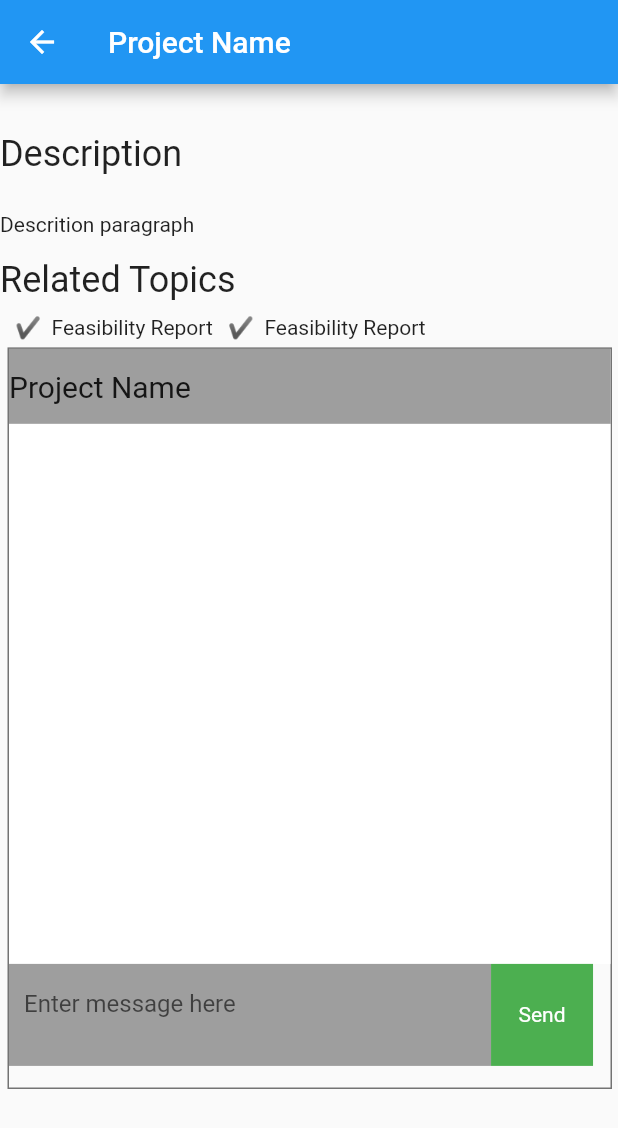
After one commit to shahiddgk/persnonalBrandingApp, a Flutter app: the ProjectDescriptionWithChatScreen screen opened directly, on a phone screen of 412 x 824 dp. The commit adds this screen. Shown: the top 1128 px of the screen. Run offline on Flutter 3.47's test engine with Material 2 defaults, Android fonts, the phone set to English and light mode, and no system bars; our stand-ins replace carousel_slider, smooth_page_indicator; network calls fail.

Commit message:
Chat screen ui added

```diff
--- a/lib/Pages/Entrepreneur/entrepreneur.dart
+++ b/lib/Pages/Entrepreneur/entrepreneur.dart
@@ -1,5 +1,7 @@
 import 'package:flutter/material.dart';
 import 'package:kf_drawer/kf_drawer.dart';
+import 'package:personal_branding/Pages/Biography/picture_detail.dart';
+import 'package:personal_branding/Pages/Entrepreneur/project_Description_chat_screen.dart';
 import 'package:personal_branding/widgets/Headings/widget_heading1.dart';
 import 'package:personal_branding/widgets/Headings/widget_heading2.dart';
 import 'package:personal_branding/widgets/Headings/widget_heading2withdescription.dart';
@@ -62,15 +64,21 @@ class _EntrepreneurState extends State<Entrepreneur> {
 
                           Heading2WithDescription("Let keep in Touch","Description"),
 
-                          Heading2("Drop Me A Line"),
+                          Heading2("Drop  A Line"),
 
                           NameField(hint: "Your Name",controller: _nameFieldController,),
 
                           EmailField(hint: "Your Email",controller: _emailFieldController,),
 
                           MessageField(hint: "Enter Message",controller: _messageFieldController,),
+                          Container(child: TextButton(
+                            onPressed: () { Navigator.of(context).push(MaterialPageRoute(builder: (context)=>ProjectDescriptionWithChatScreen())); },
+                            child: Text("New Page"),
+                          ),),
 
-                          Button(title: "Say Hello",onPressed: (){},),
+                          GestureDetector(
+                            onTap: (){Navigator.of(context).push(MaterialPageRoute(builder: (context)=>ProjectDescriptionWithChatScreen()));},
+                              child: Button(title: "Say Hello",onPressed: (){ Navigator.of(context).push(MaterialPageRoute(builder: (context)=>ProjectDescriptionWithChatScreen()));},)),
                         ],
                       ),),)
                   ],
--- /dev/null
+++ b/lib/Pages/Entrepreneur/project_description_chat_screen.dart
@@ -0,0 +1,105 @@
+
+import 'package:flutter/cupertino.dart';
+import 'package:flutter/material.dart';
+import 'package:personal_branding/widgets/Headings/widget_heading2.dart';
+import 'package:personal_branding/widgets/Headings/widget_heading2withdescription.dart';
+import 'package:personal_branding/widgets/Headings/widget_related_topics.dart';
+
+class ProjectDescriptionWithChatScreen extends StatefulWidget {
+  const ProjectDescriptionWithChatScreen({Key? key}) : super(key: key);
+
+  @override
+  _ProjectDescriptionWithChatScreenState createState() => _ProjectDescriptionWithChatScreenState();
+}
+
+class _ProjectDescriptionWithChatScreenState extends State<ProjectDescriptionWithChatScreen> {
+
+List relatedTopics = [RelatedTopics("Feasibility Report"),RelatedTopics("Feasibility Report"),RelatedTopics("Feasibility Report"),RelatedTopics("Feasibility Report")];
+
+  @override
+  Widget build(BuildContext context) {
+    return Scaffold(
+      appBar: AppBar(title: Text("Project Name"),),
+      body: Container(
+        height: MediaQuery.of(context).size.height,
+        width: MediaQuery.of(context).size.width,
+        child: SingleChildScrollView(
+          scrollDirection: Axis.vertical,
+          child: Column(
+            children: <Widget>[
+              Padding(
+                  padding: EdgeInsets.only(top: MediaQuery.of(context).size.height*1/40),
+                  child: SingleChildScrollView(
+                    scrollDirection: Axis.vertical,
+                    child: Column(
+                     crossAxisAlignment: CrossAxisAlignment.start,
+                        mainAxisAlignment: MainAxisAlignment.start,
+                        children: <Widget>[
+                          Heading2WithDescription("Description", "Descrition paragraph"),
+                          Heading2("Related Topics"),
+                          Row(
+                            children: <Widget>[
+                              RelatedTopics("Feasibility Report"),
+                              RelatedTopics("Feasibility Report"),
+                            ],
+                          ),
+
+                          Padding(
+                            padding: EdgeInsets.only(left: 5,right: 4),
+                            child: Container(
+                              margin: EdgeInsets.only(top: 5),
+                              width: MediaQuery.of(context).size.width,
+                              height: MediaQuery.of(context).size.height*0.6,
+                              decoration: BoxDecoration(
+                                border: Border.all(color: Colors.black54)
+                              ),
+                              child: Column(
+                                children: <Widget>[
+                                  Container(width: MediaQuery.of(context).size.width,
+                                  height: 50,color: Colors.grey,
+                                  child: Align(
+                                      alignment: Alignment.centerLeft,
+                                      child: Text("Project Name",style: TextStyle(fontSize: 20),)),),
+                                  Container(height: 360,color: Colors.white,width: MediaQuery.of(context).size.width,),
+                                  Row(children: <Widget>[
+                                    Container(height: 68,color: Colors.grey,width: MediaQuery.of(context).size.width*0.78,child: Padding(
+                                      padding: EdgeInsets.only(left: 10),
+                                      child: TextFormField(
+                                        textAlignVertical: TextAlignVertical.center,
+                                        decoration: InputDecoration(
+                                          hintText: "Enter message here",
+                                          border: InputBorder.none
+                                        ),
+                                      ),
+                                    ),),
+                                    Container(height: 68,width: 68,color: Colors.green,child: Align(alignment:Alignment.center,child: Text("Send",style: TextStyle(color: Colors.white),)),)
+                                  ],)
+                                ],
+                              ),
+                            ),
+                          )
+
+                          // GridView.builder(
+                          //     scrollDirection: Axis.vertical,
+                          //     shrinkWrap: true,
+                          //     itemCount: relatedTopics.length,
+                          //     gridDelegate:  SliverGridDelegateWithMaxCrossAxisExtent(
+                          //         maxCrossAxisExtent: 300,
+                          //         childAspectRatio: 2,
+                          //         crossAxisSpacing: 5,
+                          //         mainAxisExtent: MediaQuery.of(context).size.height,
+                          //         mainAxisSpacing: 5),
+                          //     itemBuilder:(context, index) {
+                          //       return relatedTopics[index];
+                          //     } ),
+                        ],
+                    ),
+                  ),
+              )
+            ],
+          ),
+        ),
+      ),
+    );
+  }
+}
--- a/lib/widgets/Buttons/widget_button.dart
+++ b/lib/widgets/Buttons/widget_button.dart
@@ -19,7 +19,7 @@ class _ButtonState extends State<Button> {
       width: 400,
       decoration: BoxDecoration(border: Border.all(color: Colors.yellow,width: 3)),
       child: MaterialButton(
-        onPressed:(){},//since this is only a UI app
+        onPressed:(){widget.onPressed;},//since this is only a UI app
         child: Text(widget.title,
           style: TextStyle(
             fontSize: 15,
--- /dev/null
+++ b/lib/widgets/Headings/widget_related_topics.dart
@@ -0,0 +1,16 @@
+import 'package:flutter/cupertino.dart';
+
+class RelatedTopics extends StatefulWidget {
+  String Topic;
+  RelatedTopics(this.Topic);
+
+  @override
+  _RelatedTopicsState createState() => _RelatedTopicsState();
+}
+
+class _RelatedTopicsState extends State<RelatedTopics> {
+  @override
+  Widget build(BuildContext context) {
+    return Container(margin:EdgeInsets.only(top: 10,left: 10),child: Text("✔  ${widget.Topic}"));
+  }
+}
```
